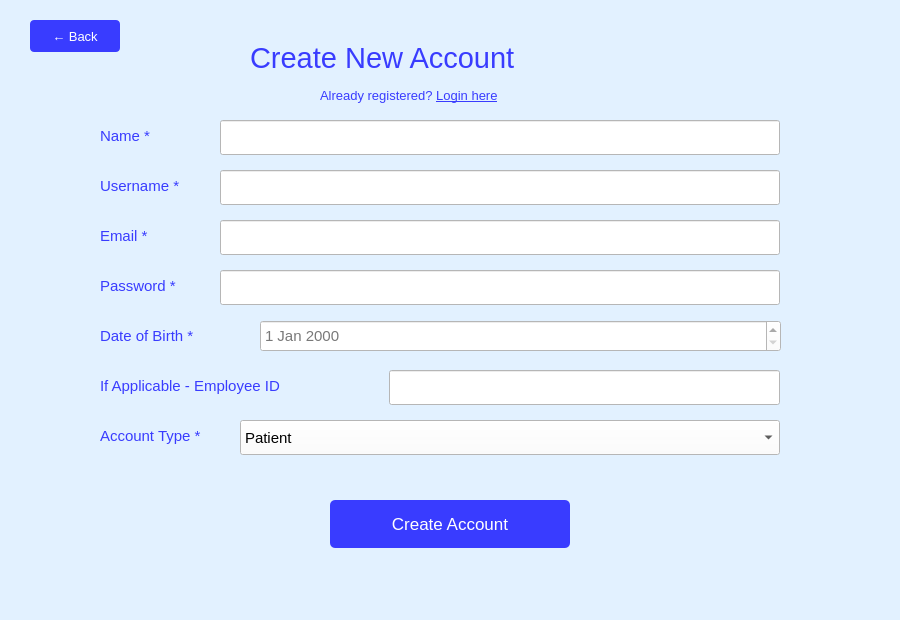
sgillie123/Hospital, file Sign.ui: the form before one commit.
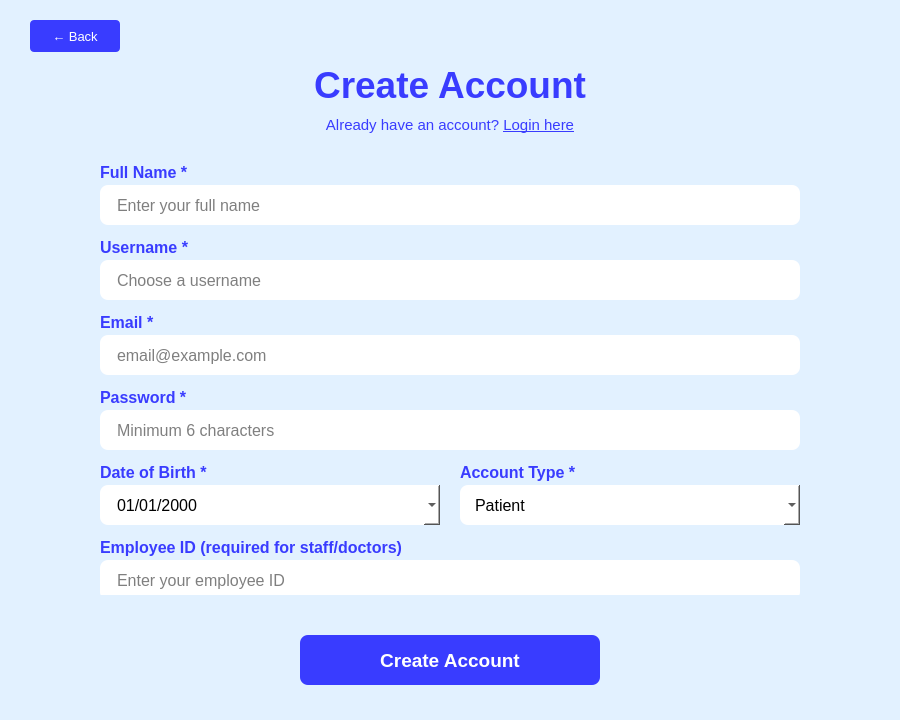
The form after the commit.

Commit message: Changing the sizing, added authenication clearer, base, booking for a new popup, dashboards managing each users dashboard, and fake data

What changed in the file:
```diff
--- a/Sign.ui
+++ b/Sign.ui
@@ -7,7 +7,7 @@
     <x>0</x>
     <y>0</y>
     <width>900</width>
-    <height>620</height>
+    <height>720</height>
    </rect>
   </property>
   <property name="windowTitle">
@@ -16,36 +16,58 @@
   <property name="styleSheet">
    <string notr="true">background-color: rgb(226, 241, 255);</string>
   </property>
+  <widget class="QPushButton" name="BackButton">
+   <property name="geometry">
+    <rect>
+     <x>30</x>
+     <y>20</y>
+     <width>90</width>
+     <height>32</height>
+    </rect>
+   </property>
+   <property name="styleSheet">
+    <string notr="true">background-color: rgb(57, 60, 255); color: white; font-size: 10pt; border-radius: 4px;</string>
+   </property>
+   <property name="text">
+    <string>← Back</string>
+   </property>
+  </widget>
   <widget class="QLabel" name="titleLabel">
    <property name="geometry">
     <rect>
-     <x>250</x>
-     <y>30</y>
-     <width>420</width>
-     <height>55</height>
+     <x>0</x>
+     <y>60</y>
+     <width>900</width>
+     <height>50</height>
     </rect>
    </property>
    <property name="styleSheet">
-    <string notr="true">color: rgb(57, 60, 255); font-size: 22pt;</string>
+    <string notr="true">color: rgb(57, 60, 255); font-size: 28pt; font-weight: bold;</string>
    </property>
    <property name="text">
-    <string>Create New Account</string>
+    <string>Create Account</string>
+   </property>
+   <property name="alignment">
+    <set>Qt::AlignmentFlag::AlignCenter</set>
    </property>
   </widget>
   <widget class="QLabel" name="loginLink">
    <property name="geometry">
     <rect>
-     <x>320</x>
-     <y>80</y>
-     <width>281</width>
-     <height>31</height>
+     <x>0</x>
+     <y>110</y>
+     <width>900</width>
+     <height>30</height>
     </rect>
    </property>
    <property name="styleSheet">
-    <string notr="true">color: rgb(57, 60, 255); font-size: 10pt;</string>
+    <string notr="true">color: rgb(57, 60, 255); font-size: 11pt;</string>
    </property>
    <property name="text">
-    <string>Already registered? &lt;a href='login' style='color:rgb(57,60,255);'&gt;Login here&lt;/a&gt;</string>
+    <string>Already have an account? &lt;a href='login' style='color:rgb(57,60,255);'&gt;Login here&lt;/a&gt;</string>
+   </property>
+   <property name="alignment">
+    <set>Qt::AlignmentFlag::AlignCenter</set>
    </property>
    <property name="openExternalLinks">
     <bool>false</bool>
@@ -55,42 +77,45 @@
    <property name="geometry">
     <rect>
      <x>100</x>
-     <y>125</y>
-     <width>100</width>
-     <height>22</height>
+     <y>160</y>
+     <width>700</width>
+     <height>25</height>
     </rect>
    </property>
    <property name="styleSheet">
-    <string notr="true">color: rgb(57, 60, 255); font-size: 11pt;</string>
+    <string notr="true">color: rgb(57, 60, 255); font-size: 12pt; font-weight: bold;</string>
    </property>
    <property name="text">
-    <string>Name *</string>
+    <string>Full Name *</string>
    </property>
   </widget>
   <widget class="QLineEdit" name="Name">
    <property name="geometry">
     <rect>
-     <x>220</x>
-     <y>120</y>
-     <width>560</width>
-     <height>35</height>
+     <x>100</x>
+     <y>185</y>
+     <width>700</width>
+     <height>40</height>
     </rect>
    </property>
    <property name="styleSheet">
-    <string notr="true">font-size: 11pt; color: rgb(0,0,0); background-color: white;</string>
+    <string notr="true">font-size: 12pt; color: rgb(0,0,0); background-color: white; border-radius: 8px; padding-left: 15px;</string>
+   </property>
+   <property name="placeholderText">
+    <string>Enter your full name</string>
    </property>
   </widget>
   <widget class="QLabel" name="label_5">
    <property name="geometry">
     <rect>
      <x>100</x>
-     <y>175</y>
-     <width>110</width>
-     <height>22</height>
+     <y>235</y>
+     <width>700</width>
+     <height>25</height>
     </rect>
    </property>
    <property name="styleSheet">
-    <string notr="true">color: rgb(57, 60, 255); font-size: 11pt;</string>
+    <string notr="true">color: rgb(57, 60, 255); font-size: 12pt; font-weight: bold;</string>
    </property>
    <property name="text">
     <string>Username *</string>
@@ -99,27 +124,30 @@
   <widget class="QLineEdit" name="Username">
    <property name="geometry">
     <rect>
-     <x>220</x>
-     <y>170</y>
-     <width>560</width>
-     <height>35</height>
+     <x>100</x>
+     <y>260</y>
+     <width>700</width>
+     <height>40</height>
     </rect>
    </property>
    <property name="styleSheet">
-    <string notr="true">font-size: 11pt; color: rgb(0,0,0); background-color: white;</string>
+    <string notr="true">font-size: 12pt; color: rgb(0,0,0); background-color: white; border-radius: 8px; padding-left: 15px;</string>
+   </property>
+   <property name="placeholderText">
+    <string>Choose a username</string>
    </property>
   </widget>
   <widget class="QLabel" name="label_4">
    <property name="geometry">
     <rect>
      <x>100</x>
-     <y>225</y>
-     <width>100</width>
-     <height>22</height>
+     <y>310</y>
+     <width>700</width>
+     <height>25</height>
     </rect>
    </property>
    <property name="styleSheet">
-    <string notr="true">color: rgb(57, 60, 255); font-size: 11pt;</string>
+    <string notr="true">color: rgb(57, 60, 255); font-size: 12pt; font-weight: bold;</string>
    </property>
    <property name="text">
     <string>Email *</string>
@@ -128,27 +156,30 @@
   <widget class="QLineEdit" name="Email">
    <property name="geometry">
     <rect>
-     <x>220</x>
-     <y>220</y>
-     <width>560</width>
-     <height>35</height>
+     <x>100</x>
+     <y>335</y>
+     <width>700</width>
+     <height>40</height>
     </rect>
    </property>
    <property name="styleSheet">
-    <string notr="true">font-size: 11pt; color: rgb(0,0,0); background-color: white;</string>
+    <string notr="true">font-size: 12pt; color: rgb(0,0,0); background-color: white; border-radius: 8px; padding-left: 15px;</string>
+   </property>
+   <property name="placeholderText">
+    <string>email@example.com</string>
    </property>
   </widget>
   <widget class="QLabel" name="label_6">
    <property name="geometry">
     <rect>
      <x>100</x>
-     <y>275</y>
-     <width>110</width>
-     <height>22</height>
+     <y>385</y>
+     <width>700</width>
+     <height>25</height>
     </rect>
    </property>
    <property name="styleSheet">
-    <string notr="true">color: rgb(57, 60, 255); font-size: 11pt;</string>
+    <string notr="true">color: rgb(57, 60, 255); font-size: 12pt; font-weight: bold;</string>
    </property>
    <property name="text">
     <string>Password *</string>
@@ -157,75 +188,68 @@
   <widget class="QLineEdit" name="Password">
    <property name="geometry">
     <rect>
-     <x>220</x>
-     <y>270</y>
-     <width>560</width>
-     <height>35</height>
+     <x>100</x>
+     <y>410</y>
+     <width>700</width>
+     <height>40</height>
     </rect>
    </property>
    <property name="styleSheet">
-    <string notr="true">font-size: 11pt; color: rgb(0,0,0); background-color: white;</string>
+    <string notr="true">font-size: 12pt; color: rgb(0,0,0); background-color: white; border-radius: 8px; padding-left: 15px;</string>
    </property>
    <property name="echoMode">
     <enum>QLineEdit::EchoMode::Password</enum>
    </property>
+   <property name="placeholderText">
+    <string>Minimum 6 characters</string>
+   </property>
   </widget>
   <widget class="QLabel" name="label_7">
    <property name="geometry">
     <rect>
      <x>100</x>
-     <y>325</y>
-     <width>151</width>
-     <height>22</height>
+     <y>460</y>
+     <width>340</width>
+     <height>25</height>
     </rect>
    </property>
    <property name="styleSheet">
-    <string notr="true">color: rgb(57, 60, 255); font-size: 11pt;</string>
+    <string notr="true">color: rgb(57, 60, 255); font-size: 12pt; font-weight: bold;</string>
    </property>
    <property name="text">
     <string>Date of Birth *</string>
    </property>
   </widget>
-  <widget class="QLabel" name="label_8">
+  <widget class="QDateEdit" name="DOB">
    <property name="geometry">
     <rect>
      <x>100</x>
-     <y>375</y>
-     <width>271</width>
-     <height>22</height>
+     <y>485</y>
+     <width>340</width>
+     <height>40</height>
     </rect>
    </property>
    <property name="styleSheet">
-    <string notr="true">color: rgb(57, 60, 255); font-size: 11pt;</string>
+    <string notr="true">font-size: 12pt; color: rgb(0,0,0); background-color: white; border-radius: 8px; padding-left: 15px;</string>
    </property>
-   <property name="text">
-    <string>If Applicable - Employee ID</string>
+   <property name="calendarPopup">
+    <bool>true</bool>
    </property>
-  </widget>
-  <widget class="QLineEdit" name="EmployeeID">
-   <property name="geometry">
-    <rect>
-     <x>389</x>
-     <y>370</y>
-     <width>391</width>
-     <height>35</height>
-    </rect>
-   </property>
-   <property name="styleSheet">
-    <string notr="true">font-size: 11pt; color: rgb(0,0,0); background-color: white;</string>
+   <property name="displayFormat">
+    <string>dd/MM/yyyy</string>
    </property>
   </widget>
   <widget class="QLabel" name="labelRole">
    <property name="geometry">
     <rect>
-     <x>100</x>
-     <y>425</y>
-     <width>130</width>
-     <height>22</height>
+     <x>460</x>
+     <y>460</y>
+     <width>340</width>
+     <height>25</height>
     </rect>
    </property>
    <property name="styleSheet">
-    <string notr="true">color: rgb(57, 60, 255); font-size: 11pt;</string>
+    <string notr="true">color: rgb(57, 60, 255); font-size: 12pt; font-weight: bold;</string>
    </property>
    <property name="text">
     <string>Account Type *</string>
@@ -234,14 +258,14 @@
   <widget class="QComboBox" name="RoleCombo">
    <property name="geometry">
     <rect>
-     <x>240</x>
-     <y>420</y>
-     <width>540</width>
-     <height>35</height>
+     <x>460</x>
+     <y>485</y>
+     <width>340</width>
+     <height>40</height>
     </rect>
    </property>
    <property name="styleSheet">
-    <string notr="true">font-size: 11pt; background-color: white; color: rgb(0,0,0);</string>
+    <string notr="true">font-size: 12pt; background-color: white; color: rgb(0,0,0); border-radius: 8px; padding-left: 15px;</string>
    </property>
    <item>
     <property name="text">
@@ -259,17 +283,55 @@
     </property>
    </item>
   </widget>
+  <widget class="QLabel" name="label_8">
+   <property name="geometry">
+    <rect>
+     <x>100</x>
+     <y>535</y>
+     <width>700</width>
+     <height>25</height>
+    </rect>
+   </property>
+   <property name="visible">
+    <bool>false</bool>
+   </property>
+   <property name="styleSheet">
+    <string notr="true">color: rgb(57, 60, 255); font-size: 12pt; font-weight: bold;</string>
+   </property>
+   <property name="text">
+    <string>Employee ID (required for staff/doctors)</string>
+   </property>
+  </widget>
+  <widget class="QLineEdit" name="EmployeeID">
+   <property name="geometry">
+    <rect>
+     <x>100</x>
+     <y>560</y>
+     <width>700</width>
+     <height>40</height>
+    </rect>
+   </property>
+   <property name="visible">
+    <bool>false</bool>
+   </property>
+   <property name="styleSheet">
+    <string notr="true">font-size: 12pt; color: rgb(0,0,0); background-color: white; border-radius: 8px; padding-left: 15px;</string>
+   </property>
+   <property name="placeholderText">
+    <string>Enter your employee ID</string>
+   </property>
+  </widget>
   <widget class="QLabel" name="errorLabel">
    <property name="geometry">
     <rect>
      <x>100</x>
-     <y>468</y>
+     <y>595</y>
      <width>700</width>
-     <height>22</height>
+     <height>25</height>
     </rect>
    </property>
    <property name="styleSheet">
-    <string notr="true">color: red; font-size: 10pt;</string>
+    <string notr="true">color: #dc2626; font-size: 11pt;</string>
    </property>
    <property name="text">
     <string/>
@@ -281,48 +343,19 @@
   <widget class="QPushButton" name="CreateButton">
    <property name="geometry">
     <rect>
-     <x>330</x>
-     <y>500</y>
-     <width>240</width>
-     <height>48</height>
+     <x>300</x>
+     <y>635</y>
+     <width>300</width>
+     <height>50</height>
     </rect>
    </property>
    <property name="styleSheet">
-    <string notr="true">background-color: rgb(57, 60, 255); color: white; font-size: 13pt; border-radius: 5px;</string>
+    <string notr="true">background-color: rgb(57, 60, 255); color: white; font-size: 14pt; font-weight: bold; border-radius: 8px;</string>
    </property>
    <property name="text">
     <string>Create Account</string>
    </property>
   </widget>
-  <widget class="QPushButton" name="BackButton">
-   <property name="geometry">
-    <rect>
-     <x>30</x>
-     <y>20</y>
-     <width>90</width>
-     <height>32</height>
-    </rect>
-   </property>
-   <property name="styleSheet">
-    <string notr="true">background-color: rgb(57, 60, 255); color: white; font-size: 10pt; border-radius: 4px;</string>
-   </property>
-   <property name="text">
-    <string>← Back</string>
-   </property>
-  </widget>
-  <widget class="QDateEdit" name="DOB">
-   <property name="geometry">
-    <rect>
-     <x>260</x>
-     <y>320</y>
-     <width>521</width>
-     <height>32</height>
-    </rect>
-   </property>
-   <property name="styleSheet">
-    <string notr="true">font-size: 11pt; color: rgb(120, 120, 120); background-color: white; </string>
-   </property>
-  </widget>
  </widget>
  <resources/>
  <connections/>
```
The commit also changes 26 other files.
